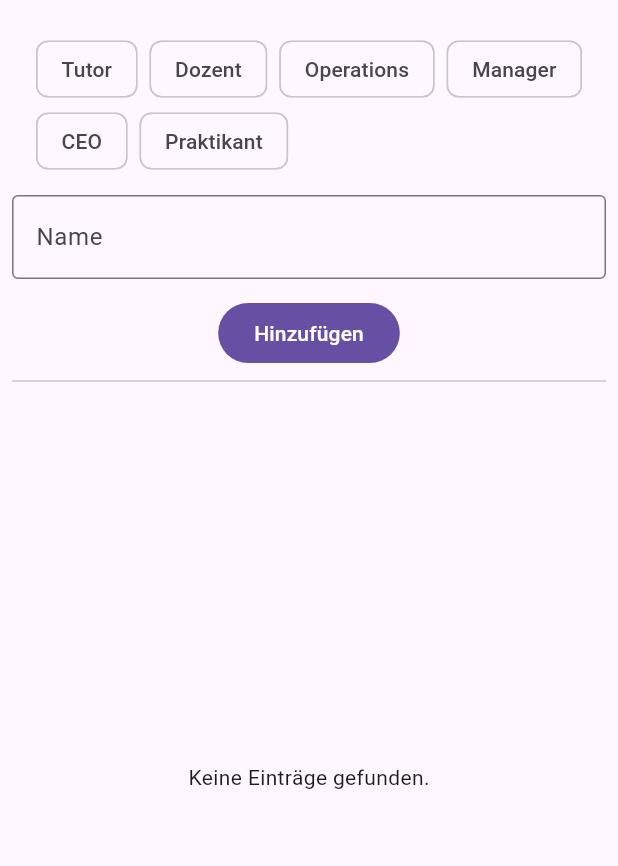
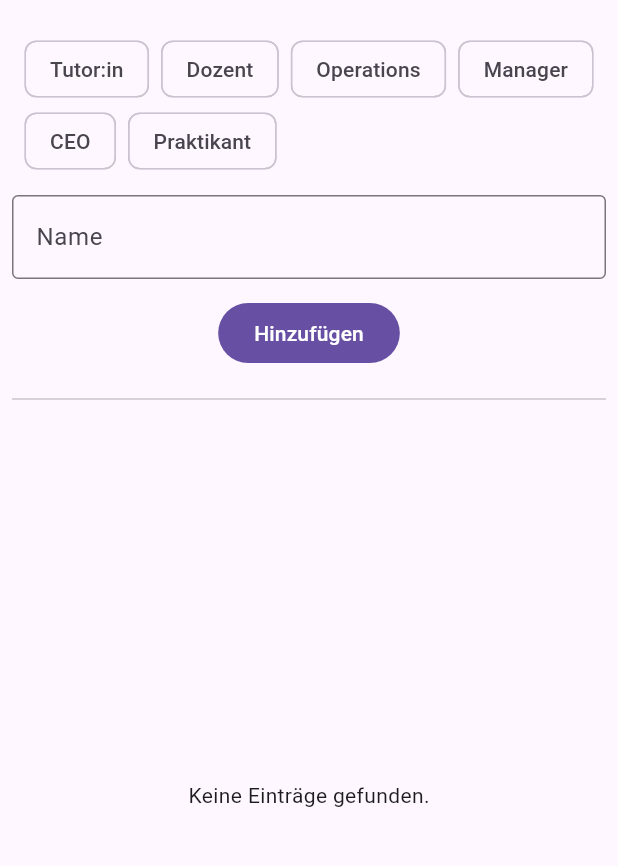
Before and after one commit to mayllishka/simple_crud, a Flutter app: the screen it shows after launch, after a tap on "Hinzufügen", on a phone screen of 412 x 824 dp, the part 63-929 px from its top. Run offline on Flutter 3.47's test engine with Material 3 defaults, Android fonts, the phone set to English and light mode, and no system bars; our stand-ins replace cloud_firestore, firebase_core; accounts and stored records are empty.

Commit message:
new commit

```diff
--- a/lib/src/firestore_service.dart
+++ b/lib/src/firestore_service.dart
@@ -14,7 +14,7 @@ class FirestoreService {
   }
 
   Future<void> addEmployee(Employee employee) async {
-    // Use add() to create a new document with an auto-generated ID
+
     await _firestore.collection('employees').add(employee.toJSON());
   }
 }
--- a/lib/src/home_screen.dart
+++ b/lib/src/home_screen.dart
@@ -11,7 +11,7 @@ class HomeScreen extends StatefulWidget {
 
 class _HomeScreenState extends State<HomeScreen> {
   final List<String> roles = [
-    "Tutor",
+    "Tutor:in",
     "Dozent",
     "Operations",
     "Manager",
@@ -23,10 +23,10 @@ class _HomeScreenState extends State<HomeScreen> {
   final FirestoreService firestoreService = FirestoreService();
 
   Future<void> _addEmployee() async {
-    final name = nameController.text.trim();
-    final role = _selectedTag;
-    if (name.isEmpty || role == null) return;
-    await firestoreService.addEmployee(Employee(name, role));
+    if (nameController.text.isEmpty || _selectedTag == null) return;
+    await firestoreService.addEmployee(
+      Employee(nameController.text, _selectedTag!),
+    );
     nameController.clear();
     setState(() {
       _selectedTag = null; // Reset selection after adding
@@ -40,6 +40,7 @@ class _HomeScreenState extends State<HomeScreen> {
       body: Padding(
         padding: const EdgeInsets.all(8),
         child: Column(
+          spacing: 12,
           children: [
             Wrap(
               spacing: 8,
@@ -55,7 +56,7 @@ class _HomeScreenState extends State<HomeScreen> {
                 );
               }).toList(),
             ),
-            const SizedBox(height: 12),
+
             TextField(
               controller: nameController,
               decoration: const InputDecoration(
@@ -64,7 +65,7 @@ class _HomeScreenState extends State<HomeScreen> {
               ),
               onSubmitted: (_) => _addEmployee(),
             ),
-            const SizedBox(height: 12),
+
             FilledButton(
               onPressed: _addEmployee,
               child: const Text("Hinzufügen"),
```
